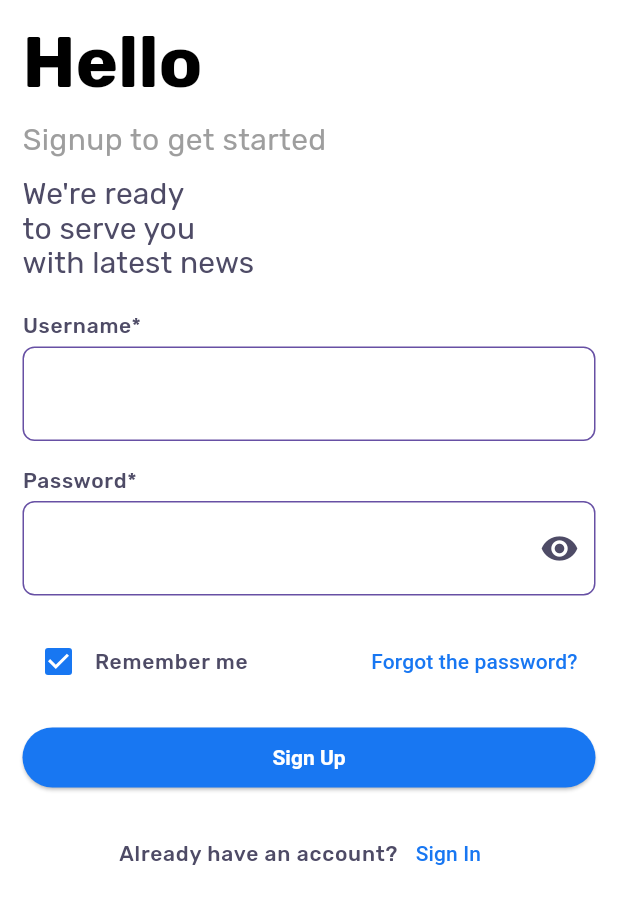
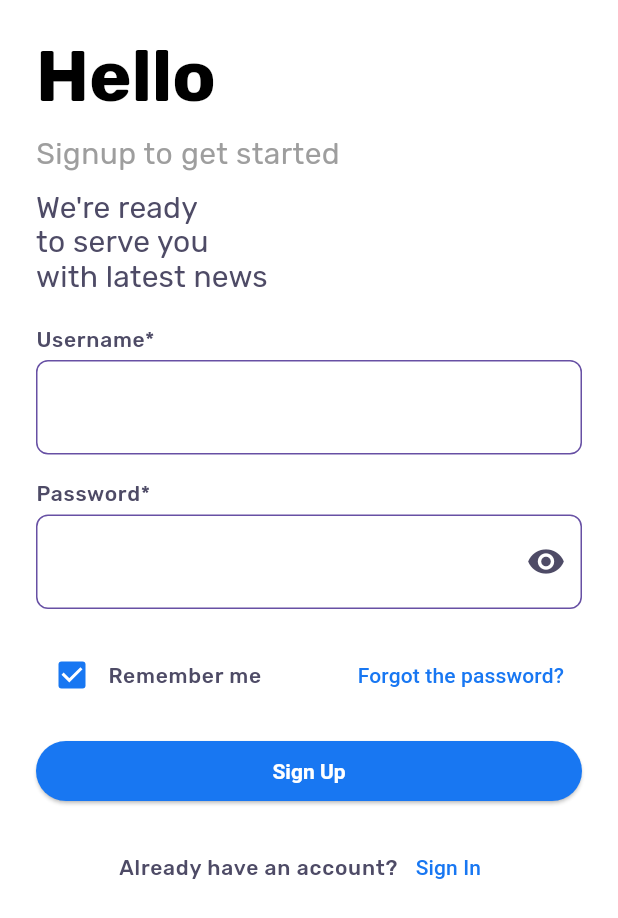
Before and after one commit to jayashz/kabar_news, a Flutter app: the SignupWidget screen opened directly, on a phone screen of 412 x 824 dp. Shown: the top 918 px of the screen. Run offline on Flutter 3.47's test engine with Material 3 defaults, Android fonts, the phone set to English and light mode, and no system bars; drawn by our look-alikes of flutter_form_builder; our stand-ins replace carousel_slider, cloud_firestore, dartz, dio, email_validator, firebase_auth and 9 more; accounts and stored records are empty.

Commit message:
Finalized final version for demo

```diff
--- a/analysis_options.yaml
+++ b/analysis_options.yaml
@@ -23,6 +23,5 @@ linter:
   rules:
     # avoid_print: false  # Uncomment to disable the `avoid_print` rule
     # prefer_single_quotes: true  # Uncomment to enable the `prefer_single_quotes` rule
-
 # Additional information about this file can be found at
 # https://dart.dev/guides/language/analysis-options
--- a/lib/features/auth/ui/widgets/login_widget.dart
+++ b/lib/features/auth/ui/widgets/login_widget.dart
@@ -4,7 +4,6 @@ import 'package:flutter/material.dart';
 import 'package:flutter_form_builder/flutter_form_builder.dart';
 import 'package:fluttertoast/fluttertoast.dart';
 import 'package:go_router/go_router.dart';
-import 'package:kabar_news/common/bloc/assets.dart';
 import 'package:kabar_news/common/custom_widgets/custom_textfield.dart';
 import 'package:kabar_news/common/router/route_path.dart';
 
--- a/lib/features/auth/ui/widgets/signup_widget.dart
+++ b/lib/features/auth/ui/widgets/signup_widget.dart
@@ -3,9 +3,9 @@ import 'package:firebase_auth/firebase_auth.dart';
 import 'package:flutter/material.dart';
 import 'package:flutter_form_builder/flutter_form_builder.dart';
 import 'package:fluttertoast/fluttertoast.dart';
-import 'package:gap/gap.dart';
+
 import 'package:go_router/go_router.dart';
-import 'package:kabar_news/common/bloc/assets.dart';
+
 import 'package:kabar_news/common/custom_widgets/custom_textfield.dart';
 import 'package:kabar_news/common/router/route_path.dart';
 
@@ -27,7 +27,7 @@ class _LoginWidgetState extends State<SignupWidget> {
     return Scaffold(
       body: SafeArea(
         child: Padding(
-          padding: const EdgeInsets.symmetric(vertical: 15, horizontal: 15),
+          padding: const EdgeInsets.all(24),
           child: SingleChildScrollView(
             child: FormBuilder(
               key: _formKey,
```
Also changed, not shown: pubspec.yaml (+9 -2 lines), assets/logo/kabaricon.png (added), pubspec.lock, 38 other files.
